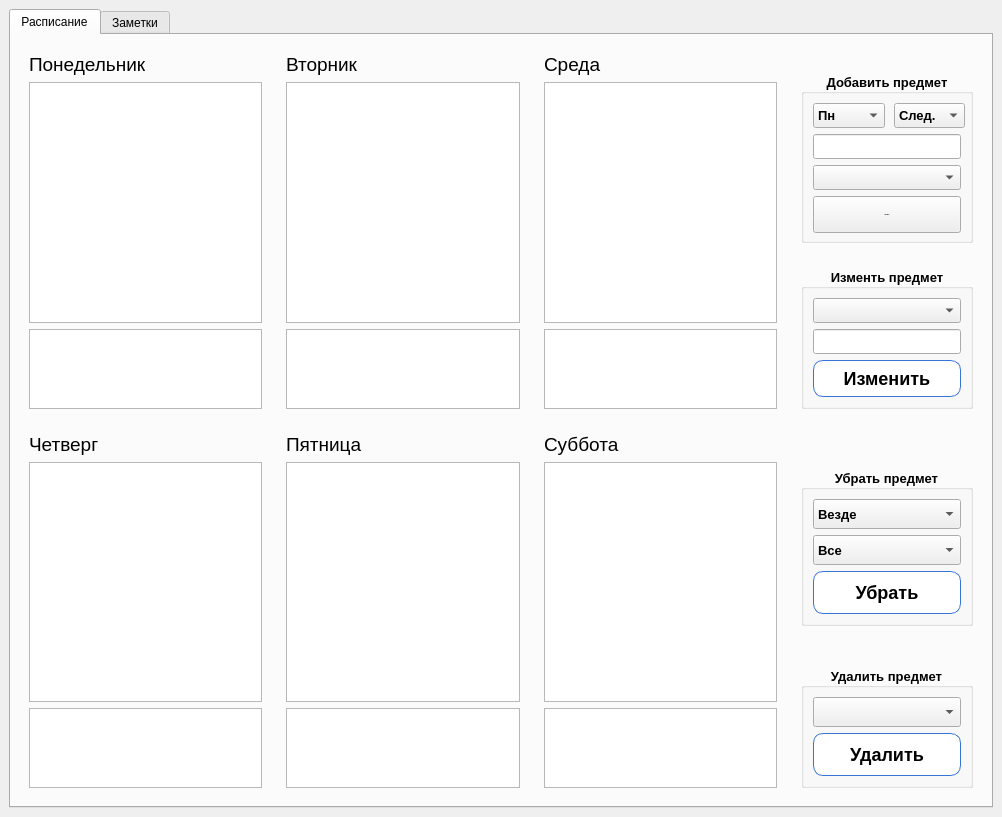
This is rasp.ui in DeevEV/school_table as Qt 5 draws it before an edit. The edited form follows.
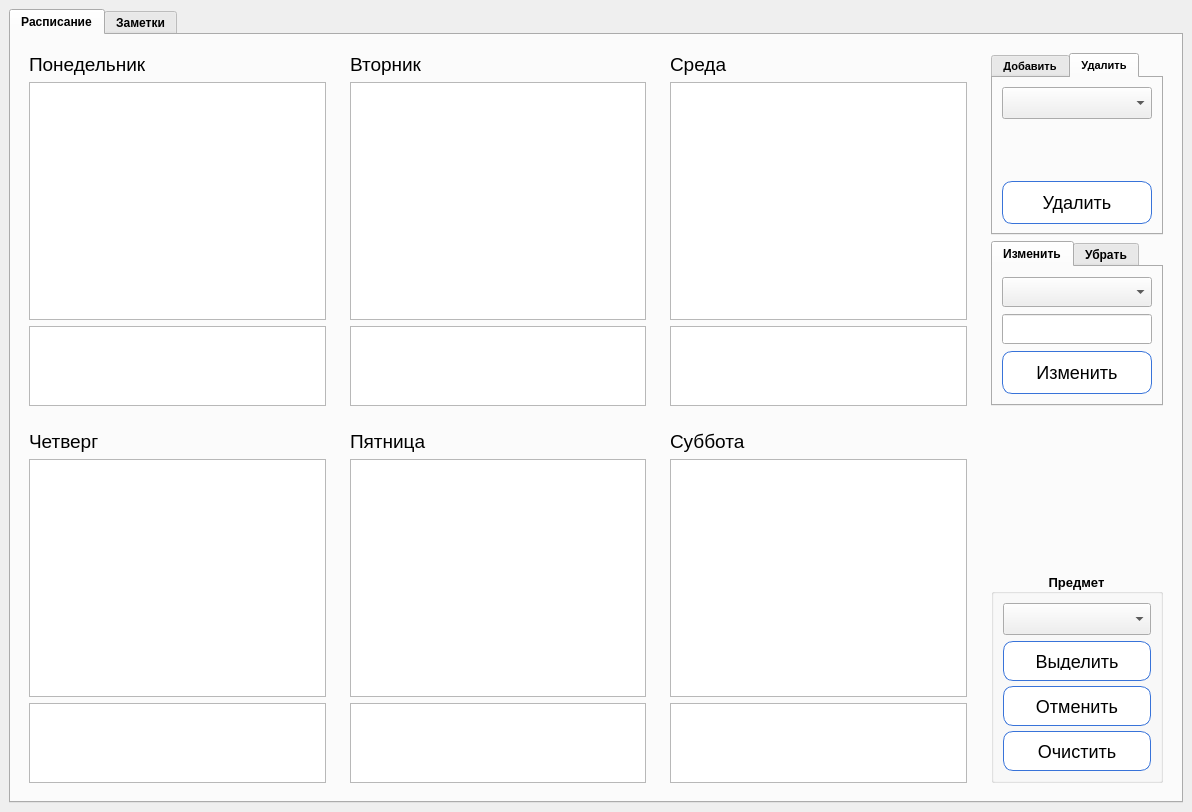
This is the edited form. The open tabs and pages were chosen to show the change.

```diff
--- a/rasp.ui
+++ b/rasp.ui
@@ -6,12 +6,18 @@
    <rect>
     <x>0</x>
     <y>0</y>
-    <width>1002</width>
-    <height>817</height>
+    <width>1192</width>
+    <height>809</height>
    </rect>
   </property>
+  <property name="font">
+   <font>
+    <weight>50</weight>
+    <bold>false</bold>
+   </font>
+  </property>
   <property name="windowTitle">
-   <string>MainWindow</string>
+   <string>School Table</string>
   </property>
   <property name="styleSheet">
    <string notr="true"/>
@@ -20,6 +26,12 @@
    <layout class="QVBoxLayout" name="verticalLayout_2">
     <item>
      <widget class="QTabWidget" name="tabWidget">
+      <property name="font">
+       <font>
+        <weight>75</weight>
+        <bold>true</bold>
+       </font>
+      </property>
       <property name="currentIndex">
        <number>0</number>
       </property>
@@ -68,52 +80,6 @@
           </layout>
          </widget>
         </item>
-        <item row="0" column="0">
-         <widget class="QWidget" name="Monday" native="true">
-          <property name="minimumSize">
-           <size>
-            <width>240</width>
-            <height>370</height>
-           </size>
-          </property>
-          <layout class="QVBoxLayout" name="verticalLayout_7">
-           <item>
-            <widget class="QLabel" name="Mon">
-             <property name="font">
-              <font>
-               <pointsize>14</pointsize>
-              </font>
-             </property>
-             <property name="styleSheet">
-              <string notr="true">QLable { font-size: 14px; }</string>
-             </property>
-             <property name="text">
-              <string>Понедельник</string>
-             </property>
-            </widget>
-           </item>
-           <item>
-            <widget class="QTableWidget" name="Mon_school"/>
-           </item>
-           <item>
-            <widget class="QTableWidget" name="Mon_note">
-             <property name="maximumSize">
-              <size>
-               <width>16777215</width>
-               <height>80</height>
-              </size>
-             </property>
-             <property name="baseSize">
-              <size>
-               <width>0</width>
-               <height>0</height>
-              </size>
-             </property>
-            </widget>
-           </item>
-          </layout>
-         </widget>
-        </item>
         <item row="0" column="2">
          <widget class="QWidget" name="Wednesday" native="true">
           <property name="minimumSize">
@@ -234,8 +200,279 @@
           </layout>
          </widget>
         </item>
+        <item row="0" column="0">
+         <widget class="QWidget" name="Monday" native="true">
+          <property name="minimumSize">
+           <size>
+            <width>240</width>
+            <height>370</height>
+           </size>
+          </property>
+          <layout class="QVBoxLayout" name="verticalLayout_7">
+           <item>
+            <widget class="QLabel" name="Mon">
+             <property name="font">
+              <font>
+               <pointsize>14</pointsize>
+              </font>
+             </property>
+             <property name="styleSheet">
+              <string notr="true">QLable { font-size: 14px; }</string>
+             </property>
+             <property name="text">
+              <string>Понедельник</string>
+             </property>
+            </widget>
+           </item>
+           <item>
+            <widget class="QTableWidget" name="Mon_school"/>
+           </item>
+           <item>
+            <widget class="QTableWidget" name="Mon_note">
+             <property name="maximumSize">
+              <size>
+               <width>16777215</width>
+               <height>80</height>
+              </size>
+             </property>
+             <property name="baseSize">
+              <size>
+               <width>0</width>
+               <height>0</height>
+              </size>
+             </property>
+            </widget>
+           </item>
+          </layout>
+         </widget>
+        </item>
+        <item row="2" column="3">
+         <widget class="QWidget" name="Check_Obj" native="true">
+          <property name="minimumSize">
+           <size>
+            <width>190</width>
+            <height>0</height>
+           </size>
+          </property>
+          <layout class="QVBoxLayout" name="verticalLayout">
+           <item>
+            <widget class="QWidget" name="fake2" native="true"/>
+           </item>
+           <item>
+            <widget class="QGroupBox" name="Check">
+             <property name="minimumSize">
+              <size>
+               <width>0</width>
+               <height>0</height>
+              </size>
+             </property>
+             <property name="maximumSize">
+              <size>
+               <width>16777215</width>
+               <height>210</height>
+              </size>
+             </property>
+             <property name="font">
+              <font>
+               <pointsize>10</pointsize>
+               <weight>75</weight>
+               <bold>true</bold>
+              </font>
+             </property>
+             <property name="title">
+              <string>Предмет</string>
+             </property>
+             <property name="alignment">
+              <set>Qt::AlignCenter</set>
+             </property>
+             <layout class="QVBoxLayout" name="verticalLayout_18">
+              <property name="spacing">
+               <number>6</number>
+              </property>
+              <property name="leftMargin">
+               <number>9</number>
+              </property>
+              <property name="topMargin">
+               <number>9</number>
+              </property>
+              <property name="rightMargin">
+               <number>9</number>
+              </property>
+              <property name="bottomMargin">
+               <number>9</number>
+              </property>
+              <item>
+               <widget class="QComboBox" name="choose_obj4">
+                <property name="minimumSize">
+                 <size>
+                  <width>0</width>
+                  <height>32</height>
+                 </size>
+                </property>
+               </widget>
+              </item>
+              <item>
+               <widget class="QPushButton" name="check_but1">
+                <property name="minimumSize">
+                 <size>
+                  <width>0</width>
+                  <height>40</height>
+                 </size>
+                </property>
+                <property name="font">
+                 <font>
+                  <pointsize>-1</pointsize>
+                  <weight>50</weight>
+                  <bold>false</bold>
+                 </font>
+                </property>
+                <property name="styleSheet">
+                 <string notr="true">QPushButton {
+    padding:10px;
+    color: #fffff;
+    font-size: 18px;
+    border-radius: 10px;
+    border: 1px solid #3873d9;
+    background-color: white; }
+
+QPushButton:hover{
+	background-color: rgb(171, 211, 247);
+	effect = QtWidgets.QGraphicsDropShadowEffect(QPushButton)
+	effect.setOffset(0, 0)
+	effect.setBlurRadius(20)
+	effect.setColor(QColor(57, 219, 255))
+	QPushButton.setGraphicsEffect(effect)
+}</string>
+                </property>
+                <property name="text">
+                 <string>Выделить</string>
+                </property>
+               </widget>
+              </item>
+              <item>
+               <widget class="QPushButton" name="check_but2">
+                <property name="minimumSize">
+                 <size>
+                  <width>0</width>
+                  <height>40</height>
+                 </size>
+                </property>
+                <property name="font">
+                 <font>
+                  <pointsize>-1</pointsize>
+                  <weight>50</weight>
+                  <bold>false</bold>
+                 </font>
+                </property>
+                <property name="styleSheet">
+                 <string notr="true">QPushButton {
+    padding:10px;
+    color: #fffff;
+    font-size: 18px;
+    border-radius: 10px;
+    border: 1px solid #3873d9;
+    background-color: white; }
+
+QPushButton:hover{
+	background-color: rgb(171, 211, 247);
+	effect = QtWidgets.QGraphicsDropShadowEffect(QPushButton)
+	effect.setOffset(0, 0)
+	effect.setBlurRadius(20)
+	effect.setColor(QColor(57, 219, 255))
+	QPushButton.setGraphicsEffect(effect)
+}</string>
+                </property>
+                <property name="text">
+                 <string>Отменить</string>
+                </property>
+               </widget>
+              </item>
+              <item>
+               <widget class="QPushButton" name="check_but3">
+                <property name="minimumSize">
+                 <size>
+                  <width>0</width>
+                  <height>40</height>
+                 </size>
+                </property>
+                <property name="font">
+                 <font>
+                  <pointsize>-1</pointsize>
+                  <weight>50</weight>
+                  <bold>false</bold>
+                 </font>
+                </property>
+                <property name="styleSheet">
+                 <string notr="true">QPushButton {
+    padding:10px;
+    color: #fffff;
+    font-size: 18px;
+    border-radius: 10px;
+    border: 1px solid #3873d9;
+    background-color: white; }
+
+QPushButton:hover{
+	background-color: rgb(171, 211, 247);
+	effect = QtWidgets.QGraphicsDropShadowEffect(QPushButton)
+	effect.setOffset(0, 0)
+	effect.setBlurRadius(20)
+	effect.setColor(QColor(57, 219, 255))
+	QPushButton.setGraphicsEffect(effect)
+}</string>
+                </property>
+                <property name="text">
+                 <string>Очистить</string>
+                </property>
+               </widget>
+              </item>
+             </layout>
+            </widget>
+           </item>
+          </layout>
+         </widget>
+        </item>
+        <item row="2" column="1">
+         <widget class="QWidget" name="Friday" native="true">
+          <property name="minimumSize">
+           <size>
+            <width>240</width>
+            <height>370</height>
+           </size>
+          </property>
+          <layout class="QVBoxLayout" name="verticalLayout_11">
+           <item>
+            <widget class="QLabel" name="Fri">
+             <property name="font">
+              <font>
+               <pointsize>14</pointsize>
+              </font>
+             </property>
+             <property name="styleSheet">
+              <string notr="true">QLable { font-size: 14px; }</string>
+             </property>
+             <property name="text">
+              <string>Пятница</string>
+             </property>
+            </widget>
+           </item>
+           <item>
+            <widget class="QTableWidget" name="Fri_school"/>
+           </item>
+           <item>
+            <widget class="QTableWidget" name="Fri_note">
+             <property name="maximumSize">
+              <size>
+               <width>16777215</width>
+               <height>80</height>
+              </size>
+             </property>
+            </widget>
+           </item>
+          </layout>
+         </widget>
+        </item>
         <item row="0" column="3">
-         <widget class="QWidget" name="Add_Upd" native="true">
+         <widget class="QWidget" name="AToolBars" native="true">
           <property name="minimumSize">
            <size>
             <width>190</width>
@@ -248,37 +485,29 @@
             <height>16777215</height>
            </size>
           </property>
-          <layout class="QVBoxLayout" name="verticalLayout_13">
+          <layout class="QVBoxLayout" name="verticalLayout_4">
            <item>
-            <widget class="QWidget" name="fake4" native="true"/>
-           </item>
-           <item>
-            <widget class="QGroupBox" name="Add">
-             <property name="maximumSize">
-              <size>
-               <width>16777215</width>
-               <height>170</height>
-              </size>
-             </property>
+            <widget class="QTabWidget" name="Toolbar1">
              <property name="font">
               <font>
-               <pointsize>10</pointsize>
+               <pointsize>8</pointsize>
                <weight>75</weight>
                <bold>true</bold>
               </font>
              </property>
-             <property name="title">
-              <string>Добавить предмет</string>
+             <property name="currentIndex">
+              <number>0</number>
              </property>
-             <property name="alignment">
-              <set>Qt::AlignCenter</set>
-             </property>
-             <layout class="QVBoxLayout" name="verticalLayout_15">
+             <widget class="QWidget" name="Add">
+              <attribute name="title">
+               <string>Добавить</string>
+              </attribute>
+              <layout class="QVBoxLayout" name="verticalLayout_5">
               <item>
                <widget class="QWidget" name="combo1" native="true">
                 <property name="minimumSize">
                  <size>
-                  <width>152</width>
+                   <width>148</width>
                   <height>30</height>
                  </size>
                 </property>
@@ -305,10 +534,15 @@
                   <widget class="QComboBox" name="weekday1">
                    <property name="minimumSize">
                     <size>
-                     <width>72</width>
+                      <width>69</width>
                      <height>25</height>
                     </size>
                    </property>
+                    <property name="font">
+                     <font>
+                      <pointsize>10</pointsize>
+                     </font>
+                    </property>
                    <item>
                     <property name="text">
                      <string>Пн</string>
@@ -345,10 +579,15 @@
                   <widget class="QComboBox" name="object1">
                    <property name="minimumSize">
                     <size>
-                     <width>71</width>
+                      <width>69</width>
                      <height>25</height>
                     </size>
                    </property>
+                    <property name="font">
+                     <font>
+                      <pointsize>10</pointsize>
+                     </font>
+                    </property>
                    <item>
                     <property name="text">
                      <string>След.</string>
@@ -407,6 +646,11 @@
                   <height>25</height>
                  </size>
                 </property>
+                 <property name="font">
+                  <font>
+                   <pointsize>10</pointsize>
+                  </font>
+                 </property>
                </widget>
               </item>
               <item>
@@ -417,6 +661,11 @@
                   <height>25</height>
                  </size>
                 </property>
+                 <property name="font">
+                  <font>
+                   <pointsize>10</pointsize>
+                  </font>
+                 </property>
                </widget>
               </item>
               <item>
@@ -460,40 +709,100 @@
               </item>
              </layout>
             </widget>
+             <widget class="QWidget" name="Del">
+              <attribute name="title">
+               <string>Удалить</string>
+              </attribute>
+              <layout class="QVBoxLayout" name="verticalLayout_14">
+               <item>
+                <widget class="QComboBox" name="choose_obj3">
+                 <property name="minimumSize">
+                  <size>
+                   <width>0</width>
+                   <height>32</height>
+                  </size>
+                 </property>
+                 <property name="font">
+                  <font>
+                   <pointsize>10</pointsize>
+                  </font>
+                 </property>
+                </widget>
            </item>
            <item>
             <widget class="QWidget" name="fake1" native="true"/>
            </item>
            <item>
-            <widget class="QGroupBox" name="Upd">
-             <property name="maximumSize">
+                <widget class="QPushButton" name="del_but">
+                 <property name="minimumSize">
               <size>
-               <width>16777215</width>
-               <height>170</height>
+                   <width>0</width>
+                   <height>37</height>
               </size>
              </property>
              <property name="font">
               <font>
-               <pointsize>10</pointsize>
+                   <pointsize>-1</pointsize>
+                   <weight>50</weight>
+                   <bold>false</bold>
+                  </font>
+                 </property>
+                 <property name="styleSheet">
+                  <string notr="true">QPushButton {
+    padding:10px;
+    color: #fffff;
+    font-size: 18px;
+    border-radius: 10px;
+    border: 1px solid #3873d9;
+    background-color: white; }
+
+QPushButton:hover{
+	background-color: rgb(171, 211, 247);
+	effect = QtWidgets.QGraphicsDropShadowEffect(QPushButton)
+	effect.setOffset(0, 0)
+	effect.setBlurRadius(20)
+	effect.setColor(QColor(57, 219, 255))
+	QPushButton.setGraphicsEffect(effect)
+}</string>
+                 </property>
+                 <property name="text">
+                  <string>Удалить</string>
+                 </property>
+                </widget>
+               </item>
+              </layout>
+             </widget>
+            </widget>
+           </item>
+           <item>
+            <widget class="QTabWidget" name="Toolbar2">
+             <property name="font">
+              <font>
                <weight>75</weight>
                <bold>true</bold>
               </font>
              </property>
-             <property name="title">
-              <string>Изменть предмет</string>
+             <property name="currentIndex">
+              <number>0</number>
              </property>
-             <property name="alignment">
-              <set>Qt::AlignCenter</set>
-             </property>
-             <layout class="QVBoxLayout" name="verticalLayout_16">
+             <widget class="QWidget" name="Upd">
+              <attribute name="title">
+               <string>Изменить</string>
+              </attribute>
+              <layout class="QVBoxLayout" name="verticalLayout_15">
               <item>
                <widget class="QComboBox" name="choose_obj2">
                 <property name="minimumSize">
                  <size>
                   <width>0</width>
-                  <height>25</height>
-                 </size>
-                </property>
+                   <height>30</height>
+                  </size>
+                 </property>
+                 <property name="font">
+                  <font>
+                   <pointsize>10</pointsize>
+                  </font>
+                 </property>
                </widget>
               </item>
               <item>
@@ -501,9 +810,14 @@
                 <property name="minimumSize">
                  <size>
                   <width>0</width>
-                  <height>25</height>
-                 </size>
-                </property>
+                   <height>30</height>
+                  </size>
+                 </property>
+                 <property name="font">
+                  <font>
+                   <pointsize>10</pointsize>
+                  </font>
+                 </property>
                </widget>
               </item>
               <item>
@@ -511,18 +825,20 @@
                 <property name="minimumSize">
                  <size>
                   <width>0</width>
-                  <height>35</height>
+                   <height>40</height>
                  </size>
                 </property>
                 <property name="maximumSize">
                  <size>
                   <width>16777215</width>
-                  <height>37</height>
+                   <height>16777215</height>
                  </size>
                 </property>
                 <property name="font">
                  <font>
                   <pointsize>-1</pointsize>
+                   <weight>50</weight>
+                   <bold>false</bold>
                  </font>
                 </property>
                 <property name="styleSheet">
@@ -550,105 +866,11 @@
               </item>
              </layout>
             </widget>
-           </item>
-          </layout>
-         </widget>
-        </item>
-        <item row="2" column="1">
-         <widget class="QWidget" name="Friday" native="true">
-          <property name="minimumSize">
-           <size>
-            <width>240</width>
-            <height>370</height>
-           </size>
-          </property>
-          <layout class="QVBoxLayout" name="verticalLayout_11">
-           <item>
-            <widget class="QLabel" name="Fri">
-             <property name="font">
-              <font>
-               <pointsize>14</pointsize>
-              </font>
-             </property>
-             <property name="styleSheet">
-              <string notr="true">QLable { font-size: 14px; }</string>
-             </property>
-             <property name="text">
-              <string>Пятница</string>
-             </property>
-            </widget>
-           </item>
-           <item>
-            <widget class="QTableWidget" name="Fri_school"/>
-           </item>
-           <item>
-            <widget class="QTableWidget" name="Fri_note">
-             <property name="maximumSize">
-              <size>
-               <width>16777215</width>
-               <height>80</height>
-              </size>
-             </property>
-            </widget>
-           </item>
-          </layout>
-         </widget>
-        </item>
-        <item row="2" column="3">
-         <widget class="QWidget" name="Clear_Del" native="true">
-          <property name="minimumSize">
-           <size>
-            <width>190</width>
-            <height>0</height>
-           </size>
-          </property>
-          <layout class="QVBoxLayout" name="verticalLayout">
-           <item>
-            <widget class="QWidget" name="fake3" native="true"/>
-           </item>
-           <item>
-            <widget class="QGroupBox" name="Clear">
-             <property name="minimumSize">
-              <size>
-               <width>0</width>
-               <height>0</height>
-              </size>
-             </property>
-             <property name="maximumSize">
-              <size>
-               <width>16777215</width>
-               <height>170</height>
-              </size>
-             </property>
-             <property name="font">
-              <font>
-               <pointsize>10</pointsize>
-               <weight>75</weight>
-               <bold>true</bold>
-              </font>
-             </property>
-             <property name="title">
-              <string>Убрать предмет</string>
-             </property>
-             <property name="alignment">
-              <set>Qt::AlignCenter</set>
-             </property>
-             <layout class="QVBoxLayout" name="verticalLayout_17">
-              <property name="spacing">
-               <number>6</number>
-              </property>
-              <property name="leftMargin">
-               <number>9</number>
-              </property>
-              <property name="topMargin">
-               <number>9</number>
-              </property>
-              <property name="rightMargin">
-               <number>9</number>
-              </property>
-              <property name="bottomMargin">
-               <number>9</number>
-              </property>
+             <widget class="QWidget" name="Clear">
+              <attribute name="title">
+               <string>Убрать</string>
+              </attribute>
+              <layout class="QVBoxLayout" name="verticalLayout_16">
               <item>
                <widget class="QComboBox" name="weekday3">
                 <property name="minimumSize">
@@ -657,6 +879,11 @@
                   <height>30</height>
                  </size>
                 </property>
+                 <property name="font">
+                  <font>
+                   <pointsize>10</pointsize>
+                  </font>
+                 </property>
                 <item>
                  <property name="text">
                   <string>Везде</string>
@@ -702,6 +929,11 @@
                   <height>30</height>
                  </size>
                 </property>
+                 <property name="font">
+                  <font>
+                   <pointsize>10</pointsize>
+                  </font>
+                 </property>
                 <item>
                  <property name="text">
                   <string>Все</string>
@@ -787,114 +1019,20 @@
               </item>
              </layout>
             </widget>
-           </item>
-           <item>
-            <widget class="QWidget" name="fake2" native="true"/>
-           </item>
-           <item>
-            <widget class="QGroupBox" name="Del">
-             <property name="minimumSize">
-              <size>
-               <width>0</width>
-               <height>0</height>
-              </size>
-             </property>
-             <property name="maximumSize">
-              <size>
-               <width>16777215</width>
-               <height>170</height>
-              </size>
-             </property>
-             <property name="font">
-              <font>
-               <pointsize>10</pointsize>
-               <weight>75</weight>
-               <bold>true</bold>
-              </font>
-             </property>
-             <property name="title">
-              <string>Удалить предмет</string>
-             </property>
-             <property name="alignment">
-              <set>Qt::AlignCenter</set>
-             </property>
-             <layout class="QVBoxLayout" name="verticalLayout_18">
-              <property name="spacing">
-               <number>6</number>
-              </property>
-              <property name="leftMargin">
-               <number>9</number>
-              </property>
-              <property name="topMargin">
-               <number>9</number>
-              </property>
-              <property name="rightMargin">
-               <number>9</number>
-              </property>
-              <property name="bottomMargin">
-               <number>9</number>
-              </property>
-              <item>
-               <widget class="QComboBox" name="choose_obj3">
-                <property name="minimumSize">
-                 <size>
-                  <width>0</width>
-                  <height>30</height>
-                 </size>
-                </property>
-               </widget>
-              </item>
-              <item>
-               <widget class="QPushButton" name="del_but">
-                <property name="minimumSize">
-                 <size>
-                  <width>0</width>
-                  <height>40</height>
-                 </size>
-                </property>
-                <property name="font">
-                 <font>
-                  <pointsize>-1</pointsize>
-                 </font>
-                </property>
-                <property name="styleSheet">
-                 <string notr="true">QPushButton {
-    padding:10px;
-    color: #fffff;
-    font-size: 18px;
-    border-radius: 10px;
-    border: 1px solid #3873d9;
-    background-color: white; }
-
-QPushButton:hover{
-	background-color: rgb(171, 211, 247);
-	effect = QtWidgets.QGraphicsDropShadowEffect(QPushButton)
-	effect.setOffset(0, 0)
-	effect.setBlurRadius(20)
-	effect.setColor(QColor(57, 219, 255))
-	QPushButton.setGraphicsEffect(effect)
-}</string>
-                </property>
-                <property name="text">
-                 <string>Удалить</string>
-                </property>
-               </widget>
-              </item>
+            </widget>
+           </item>
              </layout>
             </widget>
            </item>
           </layout>
-         </widget>
-        </item>
-       </layout>
-       <zorder>Add_Upd</zorder>
        <zorder>Saturday</zorder>
        <zorder>Friday</zorder>
        <zorder>Thursday</zorder>
        <zorder>Wednesday</zorder>
        <zorder>Tuesday</zorder>
        <zorder>Monday</zorder>
-       <zorder>Clear_Del</zorder>
+       <zorder>Check_Obj</zorder>
+       <zorder>AToolBars</zorder>
       </widget>
       <widget class="QWidget" name="note">
        <attribute name="title">
```
Lines whose indentation alone changed are shown as unchanged.
